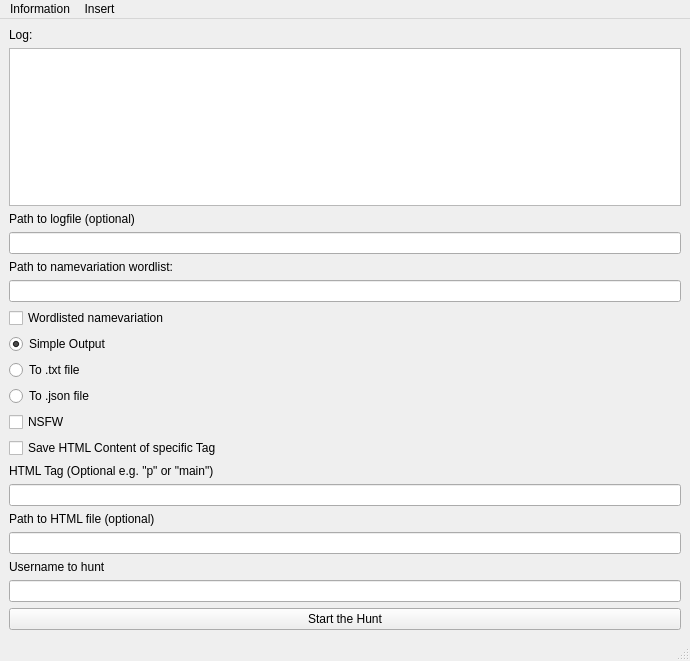
This is akumapy.ui in PanickingLynx/LookupPy as Qt 5 draws it before an edit. The edited form follows.
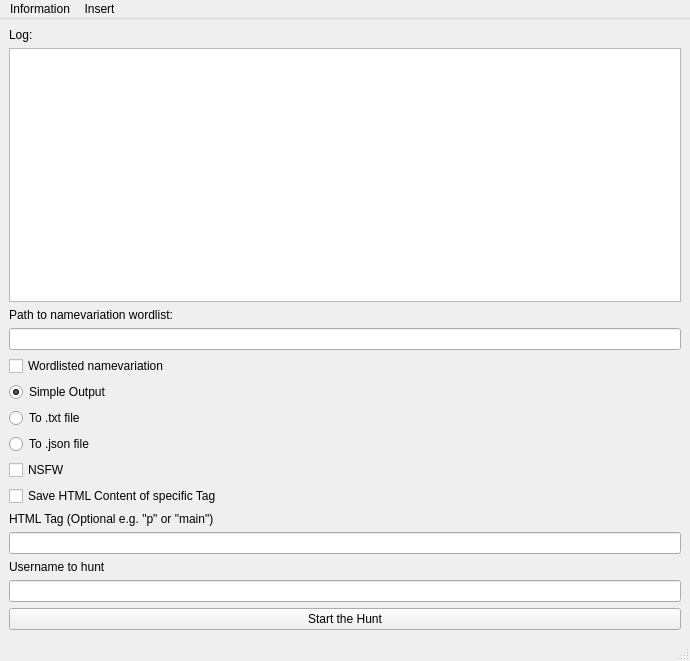
This is the edited form.

Commit message: Removed manual path changing and titeling for logfiles and HTML files

```diff
--- a/akumapy.ui
+++ b/akumapy.ui
@@ -35,26 +35,6 @@
       </property>
      </widget>
     </item>
-    <item>
-     <widget class="QLabel" name="labelForPath">
-      <property name="text">
-       <string>Path to logfile (optional)</string>
-      </property>
-     </widget>
-    </item>
-    <item>
-     <widget class="QLineEdit" name="filePath">
-      <property name="inputMask">
-       <string/>
-      </property>
-      <property name="text">
-       <string/>
-      </property>
-      <property name="alignment">
-       <set>Qt::AlignLeading|Qt::AlignLeft|Qt::AlignVCenter</set>
-      </property>
-     </widget>
-    </item>
     <item>
      <widget class="QLabel" name="label_5">
       <property name="text">
@@ -124,16 +104,6 @@
     <item>
      <widget class="QLineEdit" name="htmlTags"/>
     </item>
-    <item>
-     <widget class="QLabel" name="label">
-      <property name="text">
-       <string>Path to HTML file (optional)</string>
-      </property>
-     </widget>
-    </item>
-    <item>
-     <widget class="QLineEdit" name="pathToHTML"/>
-    </item>
     <item>
      <widget class="QLabel" name="label_2">
       <property name="text">
```
The commit also changes 1 other file.
